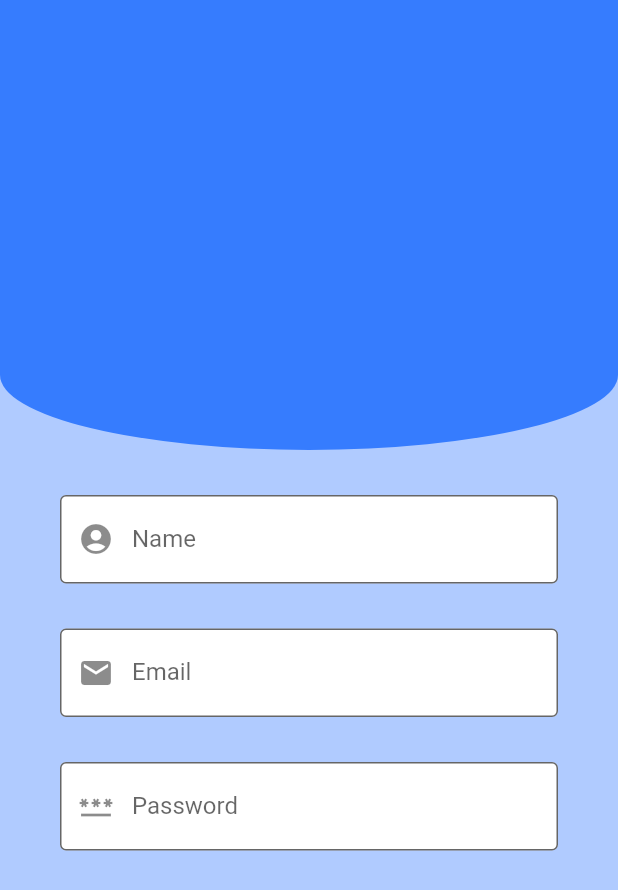
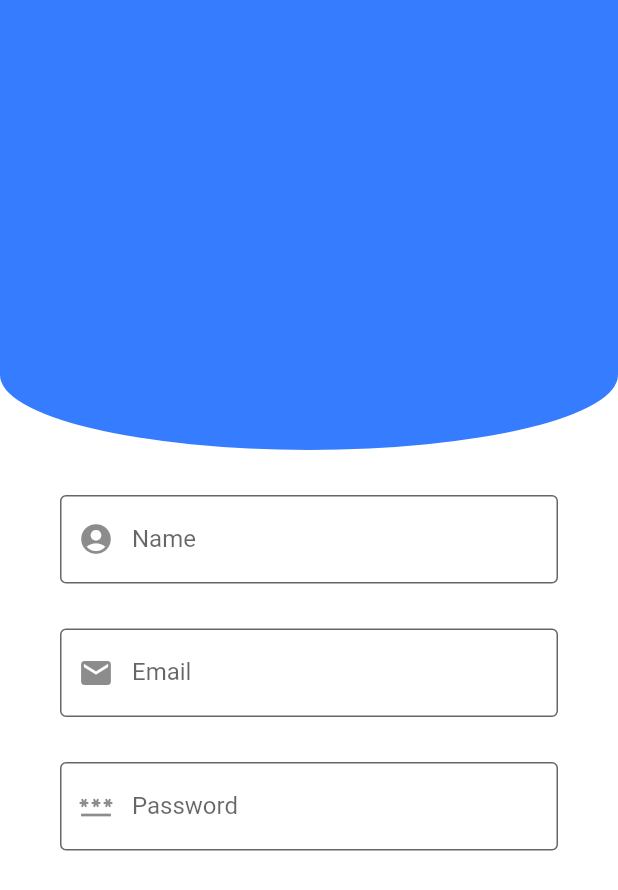
Before and after one commit to JosephAwuku33/Blogly, a Flutter app: the screen it shows after launch, on a phone screen of 412 x 824 dp. Shown: the top 890 px of the screen. Run offline on Flutter 3.47's test engine with Material 2 defaults, Android fonts, the phone set to English and light mode, and no system bars.

Commit message:
main page edits

```diff
--- a/lib/pages/signup_page.dart
+++ b/lib/pages/signup_page.dart
@@ -7,7 +7,7 @@ class SignUpPage extends StatelessWidget {
   @override
   Widget build(BuildContext context) {
     return Scaffold(
-      backgroundColor: const Color(0xffB0CBFF),
+      backgroundColor: const Color(0xffFFFFFF),
       body: SingleChildScrollView(
           child: Column(
         children: [
```
